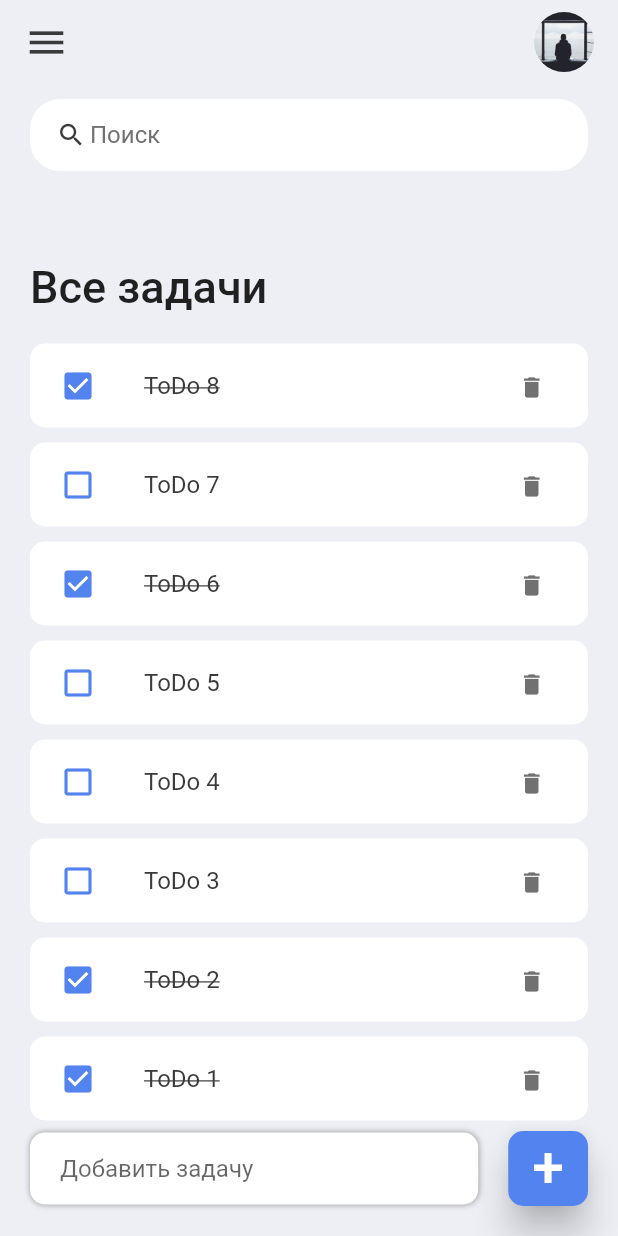
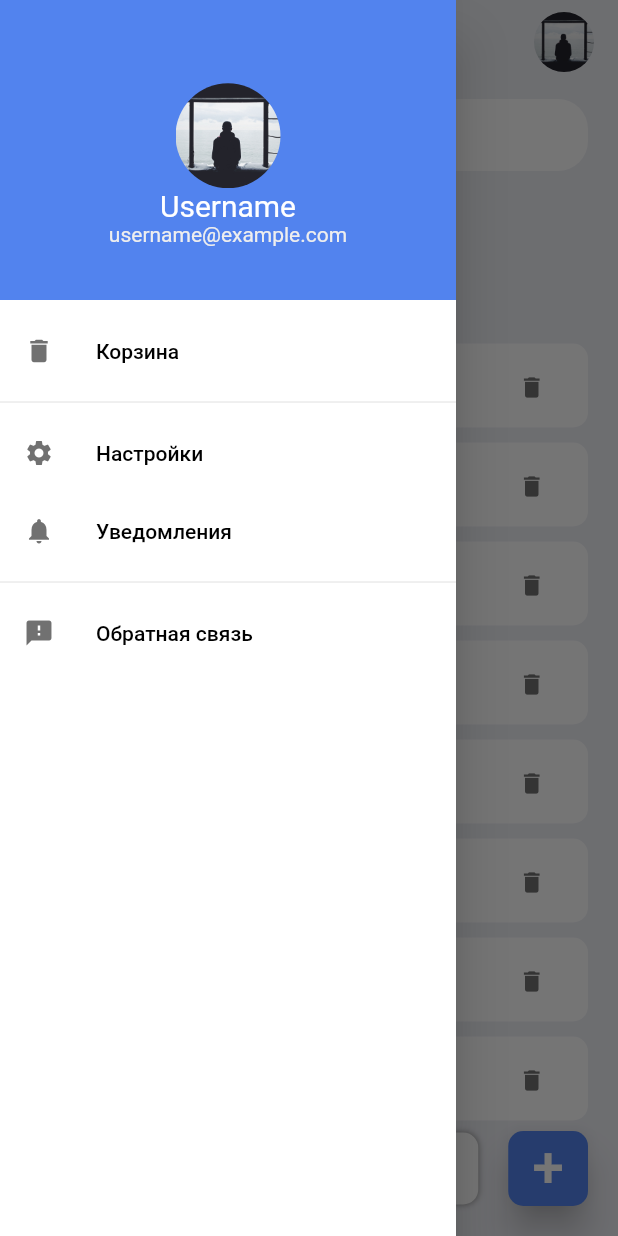
Before and after one commit to ognevoydev/todo-app, a Flutter app: the screen it shows after launch, with the side drawer open (before the commit the screen has no drawer), on a phone screen of 412 x 824 dp. Run offline on Flutter 3.47's test engine with Material 2 defaults, Android fonts, the phone set to English and light mode, and no system bars.

Commit message:
implement navigation drawer

```diff
--- a/lib/main.dart
+++ b/lib/main.dart
@@ -1,6 +1,7 @@
 import 'package:flutter/material.dart';
 import 'package:flutter/services.dart';
-import 'package:todo_app/screens/home.dart';
+import 'screens/home_screen.dart';
+import 'screens/trash_screen.dart';
 
 void main() {
   runApp(const MyApp());
@@ -13,10 +14,14 @@ class MyApp extends StatelessWidget {
   Widget build(BuildContext context) {
     SystemChrome.setSystemUIOverlayStyle(
         const SystemUiOverlayStyle(statusBarColor: Colors.transparent));
-    return const MaterialApp(
+    return MaterialApp(
       title: 'ToDo App',
       debugShowCheckedModeBanner: false,
-      home: Home(),
+      initialRoute: '/',
+      routes: {
+        '/': (context) => const HomeScreen(),
+        '/trash': (context) => const TrashScreen(),
+      },
     );
   }
 }
--- a/lib/screens/home.dart
+++ b/lib/screens/home_screen.dart
@@ -1,18 +1,20 @@
 import 'package:flutter/material.dart';
-import 'package:todo_app/widgets/search_bar.dart';
 
 import '../constants/colors.dart';
 import '../model/todo.dart';
+import '../widgets/search_bar.dart';
 import '../widgets/todo_item.dart';
+import '../widgets/drawer_header.dart';
+import '../widgets/drawer_list.dart';
 
-class Home extends StatefulWidget {
-  const Home({Key? key}) : super(key: key);
+class HomeScreen extends StatefulWidget {
+  const HomeScreen({Key? key}) : super(key: key);
 
   @override
-  State<Home> createState() => _HomeState();
+  State<HomeScreen> createState() => _HomeScreenState();
 }
 
-class _HomeState extends State<Home> {
+class _HomeScreenState extends State<HomeScreen> {
   final _allTodoList = ToDo.todoList();
   List<ToDo> _foundTodoList = [];
   final _todoController = TextEditingController();
@@ -28,6 +30,19 @@ class _HomeState extends State<Home> {
     return Scaffold(
         backgroundColor: bgcolor,
         appBar: _buildAppBar(),
+        drawer: Drawer(
+          backgroundColor: Colors.white,
+          child: SingleChildScrollView(
+            child: Container(
+              child: const Column(
+                children: [
+                  MDrawerHeader(),
+                  DrawerList(),
+                ],
+              ),
+            ),
+          ),
+        ),
         body: Column(
           children: [
             Container(
@@ -156,14 +171,22 @@ class _HomeState extends State<Home> {
       backgroundColor: bgcolor,
       elevation: 0,
       centerTitle: true,
+      leading: Builder(
+        builder: (context) {
+          return IconButton(
+            icon: const Icon(
+              Icons.menu,
+              color: black,
+              size: 30,
+            ),
+            onPressed: () => Scaffold.of(context).openDrawer(),
+          );
+        },
+      ),
       title: Row(
         mainAxisAlignment: MainAxisAlignment.spaceBetween,
         children: [
-          const Icon(
-            Icons.menu,
-            color: black,
-            size: 30,
-          ),
+          const Spacer(),
           Container(
             height: 40,
             width: 40,
--- /dev/null
+++ b/lib/screens/trash_screen.dart
@@ -0,0 +1,19 @@
+import 'package:flutter/material.dart';
+
+import '../constants/colors.dart';
+
+class TrashScreen extends StatefulWidget {
+  const TrashScreen({Key? key}) : super(key: key);
+
+  @override
+  State<TrashScreen> createState() => _TrashScreenState();
+}
+
+class _TrashScreenState extends State<TrashScreen> {
+  @override
+  Widget build(BuildContext context) {
+    return const Scaffold(
+      backgroundColor: bgcolor,
+    );
+  }
+}
--- /dev/null
+++ b/lib/widgets/drawer_header.dart
@@ -0,0 +1,43 @@
+import 'package:flutter/material.dart';
+
+import '../constants/colors.dart';
+
+class MDrawerHeader extends StatelessWidget {
+  const MDrawerHeader({Key? key}) : super(key: key);
+
+  @override
+  Widget build(BuildContext context) {
+    return Container(
+      color: blue,
+      width: double.infinity,
+      height: 200,
+      padding: const EdgeInsets.only(top: 20.0),
+      child: Column(
+        mainAxisAlignment: MainAxisAlignment.center,
+        children: [
+          Container(
+            height: 70,
+            width: 70,
+            child: ClipRRect(
+                borderRadius: BorderRadius.circular(200),
+                child: Image.asset(
+                  'assets/images/avatar.jpg',
+                  fit: BoxFit.cover,
+                )),
+          ),
+          const Text(
+            "Username",
+            style: TextStyle(color: Colors.white, fontSize: 20),
+          ),
+          Text(
+            "username@example.com",
+            style: TextStyle(
+              color: Colors.grey[200],
+              fontSize: 14,
+            ),
+          ),
+        ],
+      ),
+    );
+  }
+}
--- /dev/null
+++ b/lib/widgets/drawer_list.dart
@@ -0,0 +1,27 @@
+import 'package:flutter/material.dart';
+
+import 'drawer_menu_item.dart';
+
+class DrawerList extends StatelessWidget {
+  const DrawerList({Key? key}) : super(key: key);
+
+  @override
+  Widget build(BuildContext context) {
+    return Container(
+      padding: const EdgeInsets.only(top: 8),
+      child: const Column(
+        children: [
+          DrawerMenuItem(id: 1, title: "Корзина", icon: Icons.delete),
+          Divider(),
+          DrawerMenuItem(
+              id: 2, title: "Настройки", icon: Icons.settings),
+          DrawerMenuItem(
+              id: 3, title: "Уведомления", icon: Icons.notifications),
+          Divider(),
+          DrawerMenuItem(
+              id: 4, title: "Обратная связь", icon: Icons.feedback),
+        ],
+      ),
+    );
+  }
+}
--- /dev/null
+++ b/lib/widgets/drawer_menu_item.dart
@@ -0,0 +1,64 @@
+import 'package:flutter/material.dart';
+import '../constants/colors.dart';
+
+class DrawerMenuItem extends StatefulWidget {
+  final int id;
+  final String title;
+  final IconData icon;
+
+  const DrawerMenuItem(
+      {Key? key, required this.id, required this.title, required this.icon})
+      : super(key: key);
+
+  @override
+  State<DrawerMenuItem> createState() => _DrawerMenuItemState();
+}
+
+class _DrawerMenuItemState extends State<DrawerMenuItem> {
+  @override
+  Widget build(BuildContext context) {
+    return ListTile(
+        dense: true,
+        contentPadding: const EdgeInsets.symmetric(vertical: 2, horizontal: 16),
+        tileColor: Colors.transparent,
+        leading: Icon(
+          widget.icon,
+          size: 20,
+          color: grey,
+        ),
+        minLeadingWidth: 32,
+        title: Text(
+          widget.title,
+          style: const TextStyle(
+            color: Colors.black,
+            fontSize: 14,
+          ),
+        ),
+        onTap: () {
+          _onItemClick(widget.id);
+        });
+  }
+
+  void _onItemClick(int id) {
+    Navigator.pop(context);
+    setState(() {
+      switch (id) {
+        case 1:
+          Navigator.pushNamed(context, '/trash');
+          break;
+        case 2:
+          Navigator.pushNamed(context, '/settings');
+          break;
+        case 3:
+          Navigator.pushNamed(context, '/settings');
+          break;
+        case 4:
+          Navigator.pushNamed(context, '/notifications');
+          break;
+        case 5:
+          Navigator.pushNamed(context, '/feedback');
+          break;
+      }
+    });
+  }
+}
--- a/lib/widgets/todo_item.dart
+++ b/lib/widgets/todo_item.dart
@@ -1,6 +1,6 @@
 import 'package:flutter/material.dart';
+
 import '../model/todo.dart';
-
 import '../constants/colors.dart';
 
 class ToDoItem extends StatelessWidget {
@@ -32,7 +32,7 @@ class ToDoItem extends StatelessWidget {
         title: Text(
           todo.text!,
           style: TextStyle(
-              fontSize: 16,
+              fontSize: 15,
               color: black,
               decoration: todo.isDone
                   ? TextDecoration.lineThrough
```
